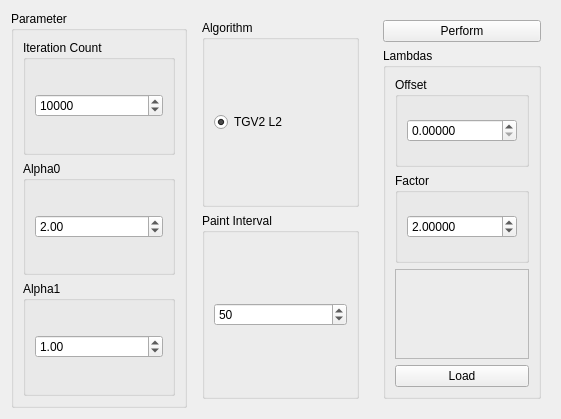
Before: the Qt Designer form source/modules/tgv_lambdas/TGVLambdasWidget.ui in josefkoller/ambient_image_processor, drawn with Qt 5.
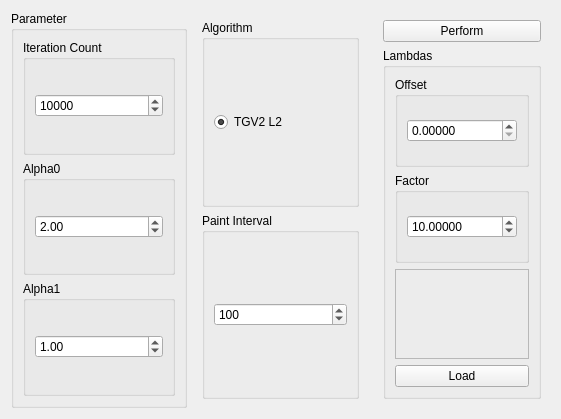
After: the same form once the commit is applied.

```diff
--- a/source/modules/tgv_lambdas/TGVLambdasWidget.ui
+++ b/source/modules/tgv_lambdas/TGVLambdasWidget.ui
@@ -114,7 +114,7 @@
             <number>999999999</number>
            </property>
            <property name="value">
-            <number>50</number>
+            <number>100</number>
            </property>
           </widget>
          </item>
@@ -174,7 +174,7 @@
                <double>0.100000000000000</double>
               </property>
               <property name="value">
-               <double>2.000000000000000</double>
+               <double>10.000000000000000</double>
               </property>
              </widget>
             </item>
```
